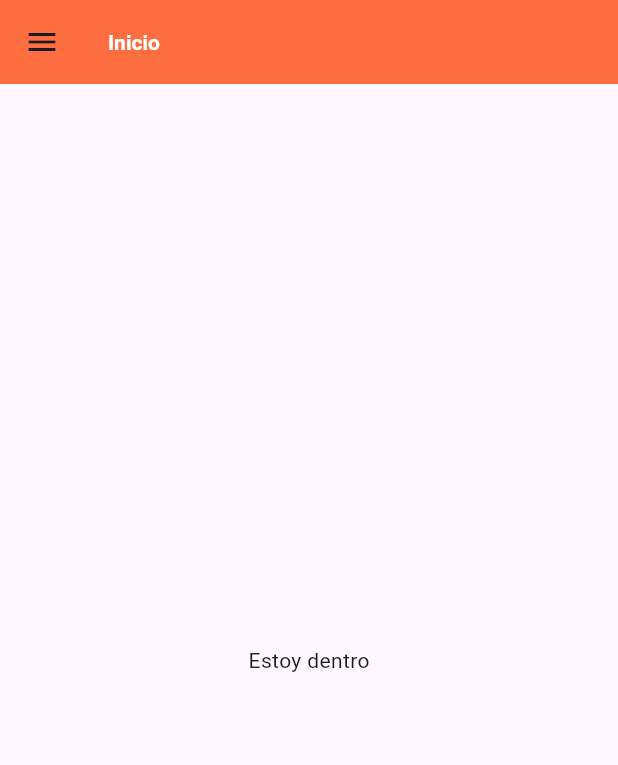
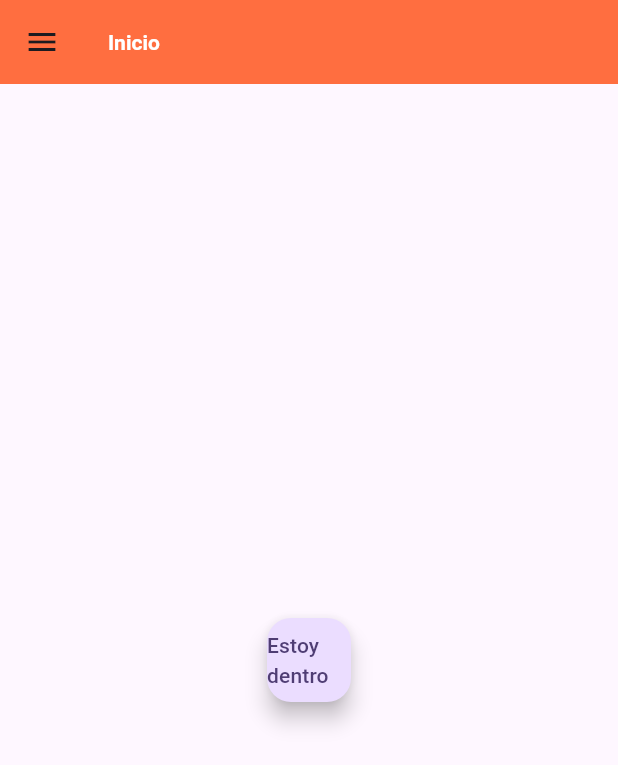
Before and after one commit to ssalazar-utem/cm-202402-app, a Flutter app: the HomeScreen screen opened directly, on a phone screen of 412 x 824 dp. Shown: the top 765 px of the screen. Run offline on Flutter 3.47's test engine with Material 3 defaults, Android fonts, the phone set to English and light mode, and no system bars; our stand-ins replace cached_network_image, dio, google_sign_in, logger, shared_preferences; accounts and stored records are empty.

Commit message:
Avances en clase 23/09/2024

```diff
--- /dev/null
+++ b/app/lib/models/access.dart
@@ -0,0 +1,27 @@
+class Access {
+  String ip;
+  String userAgent;
+  String requestUri;
+  DateTime created;
+
+  Access({
+    required this.ip,
+    required this.userAgent,
+    required this.requestUri,
+    required this.created,
+  });
+
+  factory Access.fromJson(Map<String, dynamic> json) => Access(
+        ip: json["ip"],
+        userAgent: json["userAgent"],
+        requestUri: json["requestUri"],
+        created: DateTime.parse(json["created"]),
+      );
+
+  Map<String, dynamic> toJson() => {
+        "ip": ip,
+        "userAgent": userAgent,
+        "requestUri": requestUri,
+        "created": created.toIso8601String(),
+      };
+}
--- a/app/lib/screens/home_screen.dart
+++ b/app/lib/screens/home_screen.dart
@@ -1,3 +1,5 @@
+import 'package:cm/models/access.dart';
+import 'package:cm/services/rest_service.dart';
 import 'package:cm/widgets/barra_app.dart';
 import 'package:cm/widgets/menu_app.dart';
 import 'package:flutter/material.dart';
@@ -10,9 +12,17 @@ class HomeScreen extends StatelessWidget {
 
   @override
   Widget build(BuildContext context) {
-    return const Scaffold(
-        appBar: BarraApp(titulo: 'Inicio'),
-        drawer: MenuApp(),
-        body: Center(child: Text('Estoy dentro')));
+    return Scaffold(
+        appBar: const BarraApp(titulo: 'Inicio'),
+        drawer: const MenuApp(),
+        body: Center(
+            child: FloatingActionButton(
+                onPressed: () {
+                  Future<List<Access>> future = RestService.access();
+                  future.whenComplete(() {
+                    _logger.d("Terminé");
+                  });
+                },
+                child: const Text('Estoy dentro'))));
   }
 }
```
Also changed, not shown: app/lib/services/rest_service.dart (added, +43 -0 lines).
